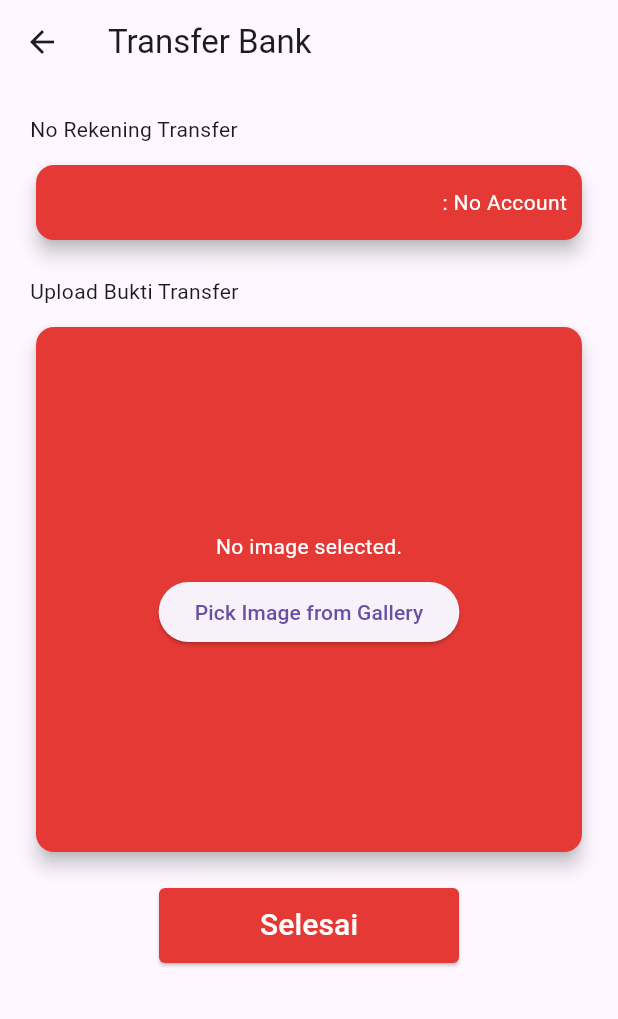
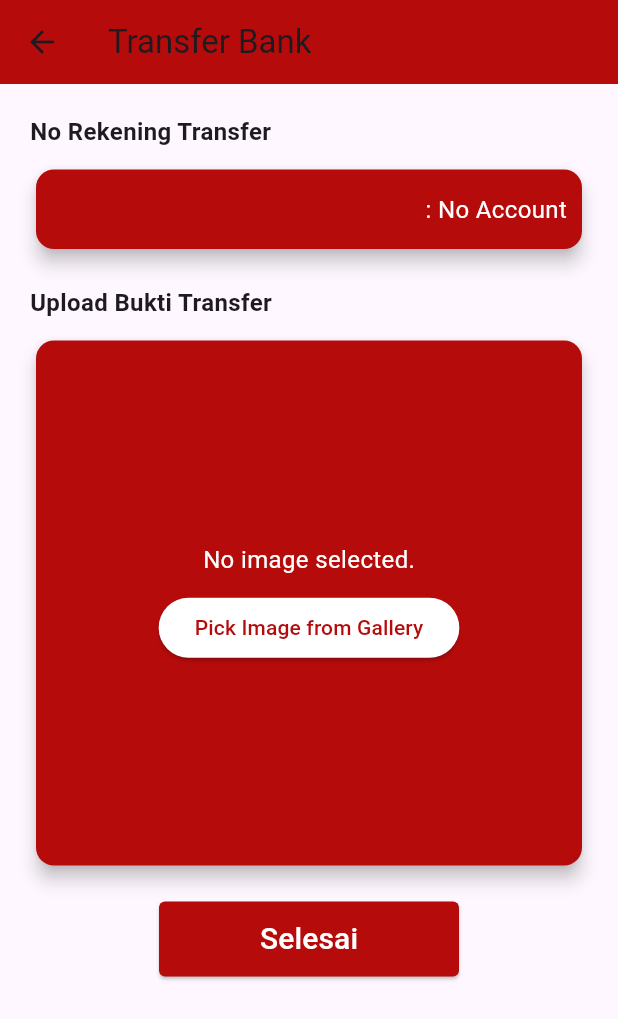
Before and after one commit to DhanielPutra/tesy, a Flutter app: the Transfer screen opened directly with empty values, on a phone screen of 412 x 824 dp. Shown: the top 1019 px of the screen. Run offline on Flutter 3.47's test engine with Material 3 defaults, Android fonts, the phone set to English and light mode, and no system bars; our stand-ins replace fluttertoast, image_picker, lottie, shared_preferences; missing offline and left inert: dart:ffi; accounts and stored records are empty.

```diff
--- a/lib/transfer.dart
+++ b/lib/transfer.dart
@@ -1,6 +1,5 @@
 import 'dart:convert';
 import 'dart:io';
-
 import 'package:flutter/material.dart';
 import 'package:image_picker/image_picker.dart';
 import 'package:http/http.dart' as http;
@@ -56,42 +55,44 @@ class _TransferState extends State<Transfer> {
     return Scaffold(
       appBar: AppBar(
         title: Text('Transfer Bank'),
-        backgroundColor: Colors.transparent,
+        backgroundColor: Color(0xFFB50B0B),
       ),
       body: SingleChildScrollView(
         padding: EdgeInsets.all(20),
         child: Column(
           crossAxisAlignment: CrossAxisAlignment.start,
           children: [
-            Text('No Rekening Transfer'),
+            Text(
+              'No Rekening Transfer',
+              style: TextStyle(fontSize: 16, fontWeight: FontWeight.bold),
+            ),
             SizedBox(height: 10),
             Card(
               elevation: 5,
               shadowColor: Colors.black,
-              color: Colors.red[600],
-              child: SizedBox(
-                width: 500,
-                height: 50,
+              color: Color(0xFFB50B0B),
               child: Padding(
-                  padding: EdgeInsets.symmetric(horizontal: 10),
+                padding: EdgeInsets.symmetric(horizontal: 10, vertical: 15),
                 child: Row(
                   mainAxisAlignment: MainAxisAlignment.spaceBetween,
                   children: [
                     Text(
                       widget.bankName,
-                        style: TextStyle(color: Colors.white),
+                      style: TextStyle(color: Colors.white, fontSize: 16),
                     ),
                     Text(
                       ' : ${getBankAccount(widget.bankName)}',
-                        style: TextStyle(color: Colors.white),
+                      style: TextStyle(color: Colors.white, fontSize: 16),
                     ),
                   ],
                 ),
               ),
             ),
+            SizedBox(height: 20),
+            Text(
+              'Upload Bukti Transfer',
+              style: TextStyle(fontSize: 16, fontWeight: FontWeight.bold),
             ),
-            SizedBox(height: 20),
-            Text('Upload Bukti Transfer'),
             SizedBox(height: 10),
             _buildImagePicker(),
             SizedBox(height: 20),
@@ -106,9 +107,9 @@ class _TransferState extends State<Transfer> {
     return Card(
       elevation: 5,
       shadowColor: Colors.black,
-      color: Colors.red[600],
+      color: Color(0xFFB50B0B),
       child: SizedBox(
-        width: 500,
+        width: double.infinity,
         height: 350,
         child: Column(
           crossAxisAlignment: CrossAxisAlignment.center,
@@ -117,16 +118,21 @@ class _TransferState extends State<Transfer> {
             _image == null
                 ? Text(
                     'No image selected.',
-                    style: TextStyle(color: Colors.white),
+                    style: TextStyle(color: Colors.white, fontSize: 16),
                   )
                 : Image.file(
                     _image!,
                     width: 200,
                     height: 200,
+                    fit: BoxFit.cover,
                   ),
             SizedBox(height: 10),
             ElevatedButton(
               onPressed: _pickImage,
+              style: ElevatedButton.styleFrom(
+                backgroundColor: Colors.white,
+                foregroundColor: Color(0xFFB50B0B),
+              ),
               child: Text("Pick Image from Gallery"),
             ),
           ],
@@ -143,7 +149,7 @@ class _TransferState extends State<Transfer> {
         },
         style: ElevatedButton.styleFrom(
           fixedSize: Size(200, 50),
-          backgroundColor: Colors.red[600],
+          backgroundColor: Color(0xFFB50B0B),
           foregroundColor: Colors.white,
           shape: RoundedRectangleBorder(
             borderRadius: BorderRadius.circular(4.0),
@@ -173,20 +179,21 @@ class _TransferState extends State<Transfer> {
       // If the data is from the cart
       produkId = widget.cartItems[0]['produk_id'].toString();
       penjualId = widget.cartItems[0]['penjual_id'].toString();
-    } else if(widget.isFromWish){
-    // If the data is from product details
+    } else if (widget.isFromWish) {
+      // If the data is from wishlist
       produkId = widget.cartItems[0]['id_wish'].toString();
       penjualId = widget.cartItems[0]['id_penjual'].toString();
-    }else {
+    } else {
       // If the data is from product details
       produkId = widget.cartItems['id'].toString();
       penjualId = widget.cartItems['author']['id'].toString();
     }
+
     // Add other data fields
     request.fields['pembeli_id'] = userId.toString();
     request.fields['alamat'] = widget.alamatPengiriman;
     request.fields['produk_id'] = produkId.toString();
-    request.fields['user_id'] = penjualId.toString(); // Access the first item in the list and get the penjual_id
+    request.fields['user_id'] = penjualId.toString();
     request.fields['bayar_id'] = '2'; // ID for Bank Transfer
     request.fields['status_id'] = '1';
     request.fields['harga'] = widget.totalPayment;
@@ -194,8 +201,7 @@ class _TransferState extends State<Transfer> {
 
     // Add the image file
     if (_image != null) {
-      var pic =
-          await http.MultipartFile.fromPath("gambar", _image!.path);
+      var pic = await http.MultipartFile.fromPath("gambar", _image!.path);
       request.files.add(pic);
     }
 
@@ -211,8 +217,7 @@ class _TransferState extends State<Transfer> {
           MaterialPageRoute(builder: (context) => PesananBerhasil()),
         );
       } else {
-        print(
-            'Failed to create order. Status code: ${streamedResponse.statusCode}');
+        print('Failed to create order. Status code: ${streamedResponse.statusCode}');
       }
     } catch (e) {
       print('Error creating order: $e');
```
Also changed, not shown: lib/checkout.dart (+49 -14 lines). Lines whose indentation alone changed are shown as unchanged.
